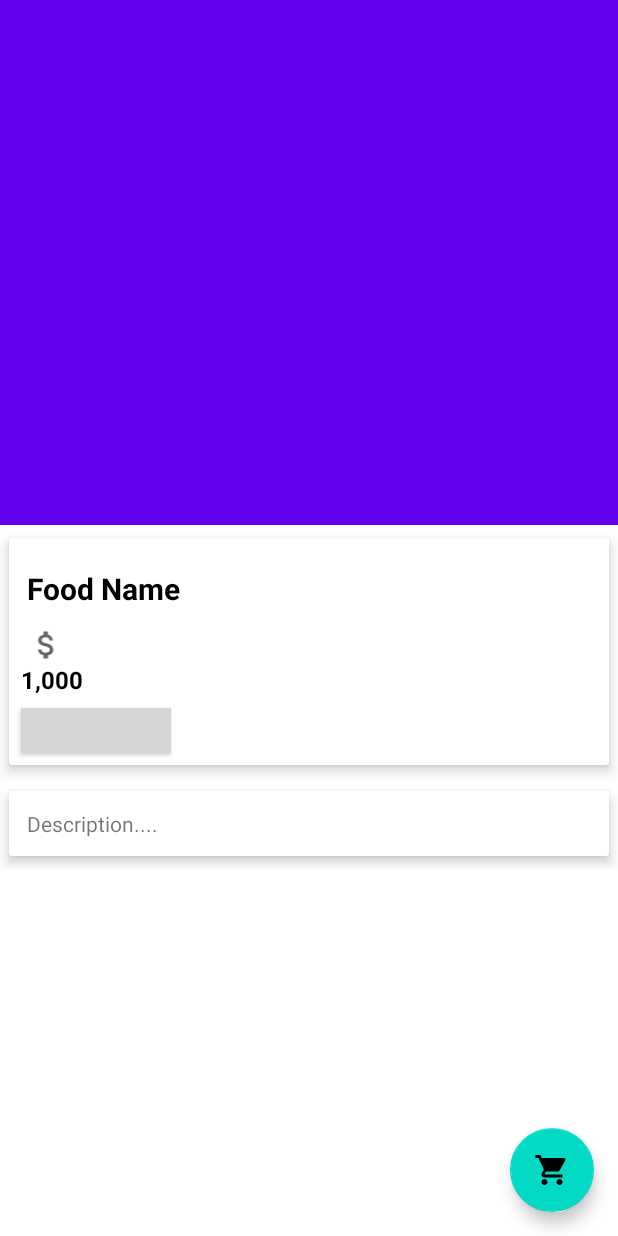
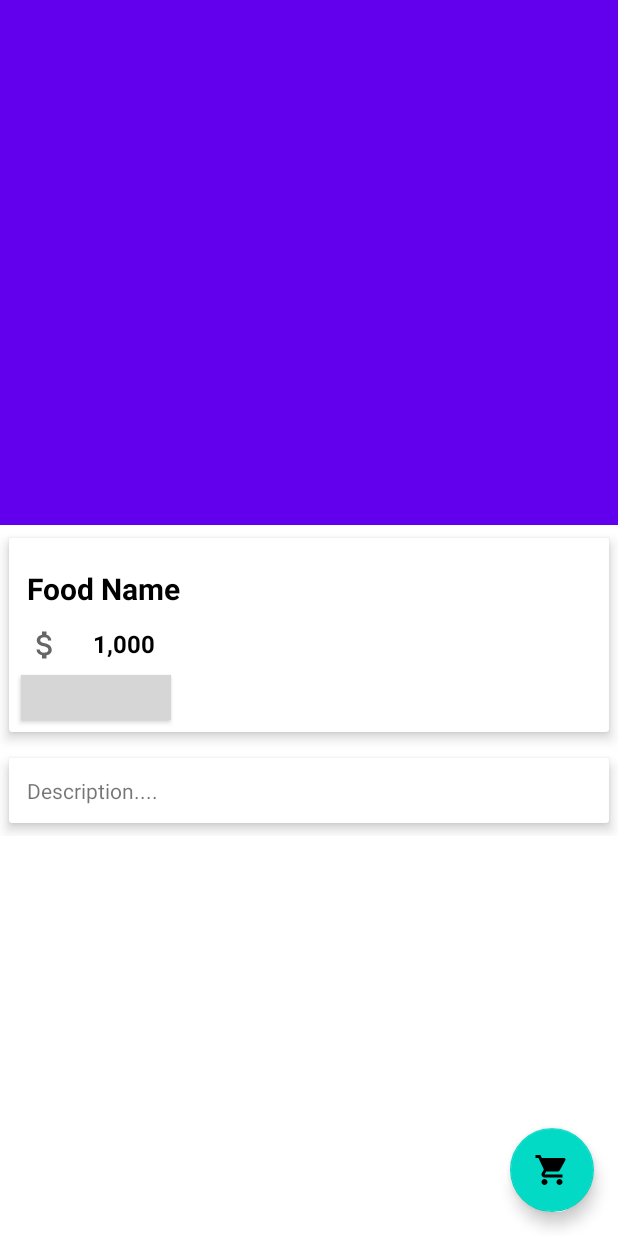
Before and after one commit to nardosteve/TideEat, an Android app: the FoodDetail screen opened directly, with no data from a screen before it, on a phone screen of 412 x 824 dp. Run offline under Robolectric (Android 15) with nearby library versions, the phone set to English and light mode, and no system bars; our stand-ins replace Firebase (no records; nobody signed in at launch, a user with empty details on screens opened directly), Picasso; libraries missing offline, so code that uses them is left out: com.cepheuen.elegantnumberbutton; plain views replace ElegantNumberButton; 2 statements that could not run were skipped; grey boxes are pictures that could not be loaded.

```diff
--- a/app/src/main/java/com/stormapps/tideeat/SignIn.java
+++ b/app/src/main/java/com/stormapps/tideeat/SignIn.java
@@ -60,7 +60,7 @@ public class SignIn extends AppCompatActivity {
                             //Get User Data
                             mDialog.dismiss();
                             User user = dataSnapshot.child(edtPhone.getText().toString()).getValue(User.class);
-
+                            user.setPhone(edtPhone.getText().toString());
                             if (user.getPassword().equals(edtPassword.getText().toString())) {
                                 Intent homeIntent = new Intent(SignIn.this, Home.class);
                                 Common.currentUser = user;
--- a/app/src/main/res/layout/activity_food_detail.xml
+++ b/app/src/main/res/layout/activity_food_detail.xml
@@ -86,27 +86,27 @@
 
                     <LinearLayout
                         android:id="@+id/layout_price"
-                        android:orientation="vertical"
+                        android:orientation="horizontal"
                         android:layout_width="match_parent"
                         android:layout_height="wrap_content">
 
                         <ImageView
                             android:src="@drawable/ic_baseline_attach_money_24"
                             android:layout_weight="1"
-                            android:layout_width="50dp"
+                            android:layout_width="10dp"
                             android:layout_height="wrap_content"
                             android:contentDescription="@string/todo" />
 
                         <TextView
                             android:id="@+id/food_price"
+                            android:layout_width="1dp"
+                            android:layout_height="wrap_content"
+                            android:layout_marginLeft="8dp"
+                            android:layout_weight="9"
+                            android:text="@string/_1_000"
                             android:textColor="@android:color/black"
-                            android:text="@string/_1_000"
                             android:textSize="16sp"
-                            android:textStyle="bold"
-                            android:layout_marginLeft="8dp"
-                            android:layout_width="50dp"
-                            android:layout_weight="9"
-                            android:layout_height="wrap_content"/>
+                            android:textStyle="bold" />
 
                     </LinearLayout>
 
--- a/app/src/main/res/values/themes.xml
+++ b/app/src/main/res/values/themes.xml
@@ -27,7 +27,7 @@
     </style>
 
     <style name="ExpandedAppbar" parent="@android:style/TextAppearance.Material.Title">
-        <item name="android:textColor">@color/colorPrimary</item>
+        <item name="android:textColor">@color/btnSignActive</item>
         <item name="android:textStyle">normal</item>
     </style>
 
```
Also changed, not shown: app/build.gradle (+10 -2 lines), app/src/main/java/com/stormapps/tideeat/Model/User.java (+11 -1 lines), app/src/main/assets/database/TideEatDB.db (added).
